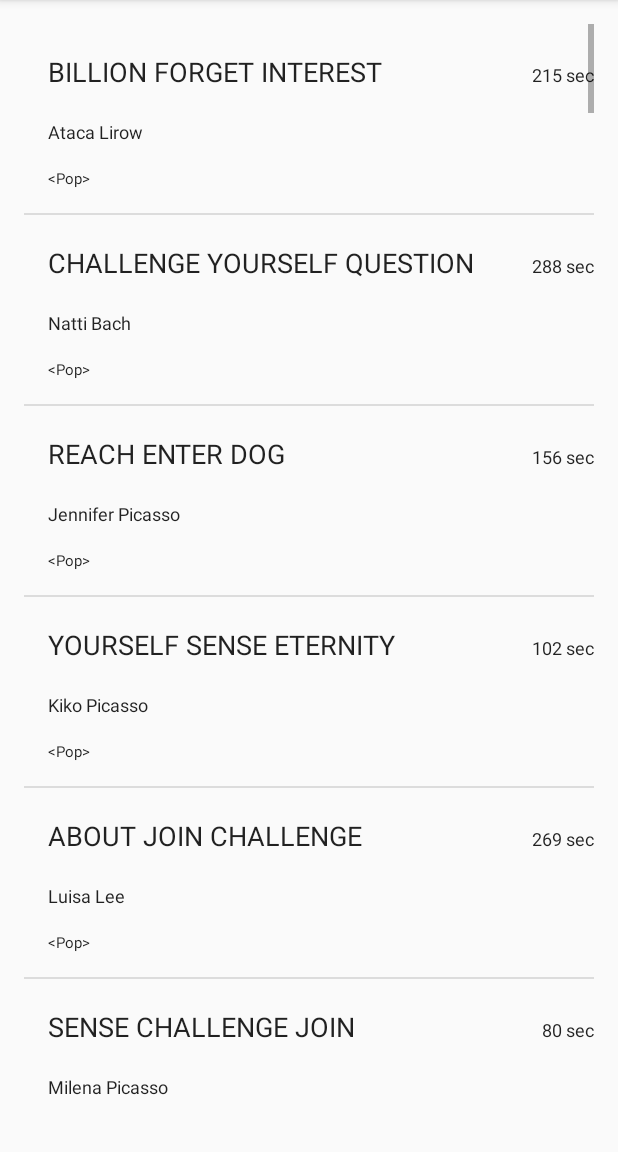
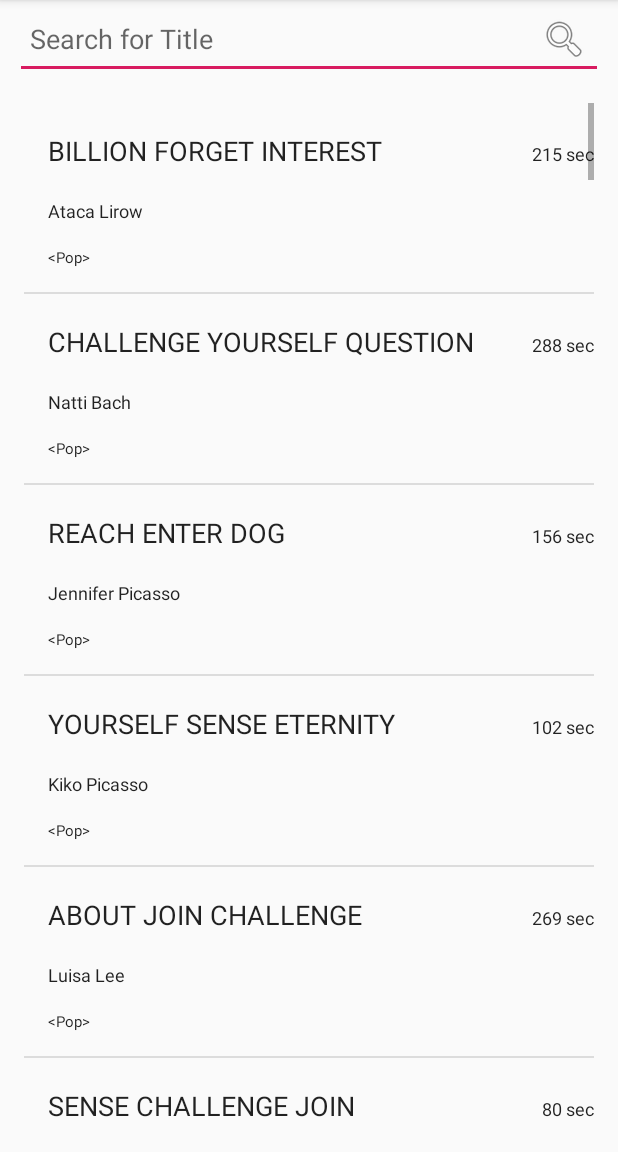
Before and after one commit to tomaszkolonko/AndroidBasic_MusicPlayer, an Android app: the screen it shows after launch (ListSongsActivity), after a tap on "Pop", on a phone screen of 412 x 824 dp, the part 84-1236 px from its top. Run offline under Robolectric (Android 15) with nearby library versions, the phone set to English and light mode, and no system bars.

Commit message:
Added PlayView, SearchBar and did some refactoring

```diff
--- a/app/src/main/AndroidManifest.xml
+++ b/app/src/main/AndroidManifest.xml
@@ -9,7 +9,8 @@
         android:roundIcon="@mipmap/ic_launcher_round"
         android:supportsRtl="true"
         android:theme="@style/AppTheme">
-        <activity android:name=".ListSongsActivity"></activity>
+        <activity android:name=".PlaySongActivity"></activity>
+        <activity android:name=".ListSongsActivity" />
         <activity android:name=".Main2Activity" />
         <activity android:name=".PopActivity" />
         <activity android:name=".MainActivity">
--- a/app/src/main/java/com/example/android/androidbasicsmusicplayer/ListSongsActivity.java
+++ b/app/src/main/java/com/example/android/androidbasicsmusicplayer/ListSongsActivity.java
@@ -3,30 +3,48 @@ package com.example.android.androidbasicsmusicplayer;
 import androidx.appcompat.app.AppCompatActivity;
 
 import android.os.Bundle;
+import android.view.View;
 import android.widget.ListView;
+import android.widget.TextView;
+import android.widget.Toast;
 
 import java.util.ArrayList;
 import java.util.stream.Collectors;
 
 public class ListSongsActivity extends AppCompatActivity {
 
+    private ArrayList<Song> listOfSongs = SongContainer.getListOfSongs();
+
     @Override
     protected void onCreate(Bundle savedInstanceState) {
         super.onCreate(savedInstanceState);
         setContentView(R.layout.song_list_container);
 
-        ArrayList<Song> listOfSongs = SongContainer.getListOfSongs();
-
-        Bundle extras = getIntent().getExtras();
-        if(extras != null && extras.getString("Genre") != null) {
-            String genre = extras.getString("Genre");
-            listOfSongs = listOfSongs.stream()
-                    .filter((Song song) -> song.getGenre().equals(genre))
-                    .collect(Collectors.toCollection(ArrayList::new));
-        }
+        adaptListOfSongsToCategoryChosenByUser();
 
         SongAdapter songAdapter = new SongAdapter(this, listOfSongs);
         ListView listView = findViewById(R.id.songListContainer);
         listView.setAdapter(songAdapter);
+
+        // addOnClickListenerToSearchField(listOfSongs);
+    }
+
+    /**
+     * This method checks what genre has been clicked on and returns the
+     * corresponding list of Songs, if the "random" button has been clicked
+     * the whole list of all songs will be used.
+     *
+     * @return
+     */
+    private void adaptListOfSongsToCategoryChosenByUser() {
+        Bundle extras = getIntent().getExtras();
+        if (extras != null && extras.getString("Genre") != null) {
+            if (!extras.getString("Genre").equalsIgnoreCase("random")) {
+                String genre = extras.getString("Genre");
+                listOfSongs = listOfSongs.stream()
+                        .filter((Song song) -> song.getGenre().equals(genre))
+                        .collect(Collectors.toCollection(ArrayList::new));
+            }
+        }
     }
 }
--- a/app/src/main/java/com/example/android/androidbasicsmusicplayer/MainActivity.java
+++ b/app/src/main/java/com/example/android/androidbasicsmusicplayer/MainActivity.java
@@ -15,26 +15,10 @@ public class MainActivity extends AppCompatActivity {
         super.onCreate(savedInstanceState);
         setContentView(R.layout.activity_main);
 
-        SongGenerator songGenerator = new SongGenerator();
-
+        // find the correct view, create the custom adapter and set it on the view
         final GridView gridView = findViewById(R.id.categoryGridView);
-
         GenreAdapter adapter = new GenreAdapter(this, SongGenerator.getListOfGenre());
         gridView.setAdapter(adapter);
 
-
-//        gridView.setOnClickListener(new View.OnClickListener() {
-//            @Override
-//            public void onClick(View v) {
-//                switch(v.getId()) {
-//                    case(1):
-//                        Intent intent = new Intent(MainActivity.this, PopActivity.class);
-//                        startActivity(intent);
-//
-//                        Toast.makeText(gridView.getContext(), "ID = 1", Toast.LENGTH_LONG).show();
-//                }
-//            }
-//        });
-
     }
 }
--- a/app/src/main/res/layout/song_list_container.xml
+++ b/app/src/main/res/layout/song_list_container.xml
@@ -1,11 +1,29 @@
 <?xml version="1.0" encoding="utf-8"?>
-<ListView xmlns:android="http://schemas.android.com/apk/res/android"
+<LinearLayout xmlns:android="http://schemas.android.com/apk/res/android"
     xmlns:tools="http://schemas.android.com/tools"
-    android:id="@+id/songListContainer"
     android:layout_width="match_parent"
     android:layout_height="match_parent"
-    android:orientation="vertical"
-    android:padding="16dp"
-    tools:context=".ListSongsActivity">
+    android:orientation="vertical" >
 
-</ListView>
+    <EditText
+        android:id="@+id/searchFieldSongContainer"
+        android:layout_width="match_parent"
+        android:layout_height="wrap_content"
+        android:layout_marginLeft="10dp"
+        android:layout_marginRight="10dp"
+        android:paddingStart="10dp"
+        android:paddingEnd="10dp"
+        android:maxLines="1"
+        android:inputType="text"
+        android:hint="Search for Title"
+        android:drawableEnd="@android:drawable/ic_menu_search" />
+
+    <ListView
+        android:id="@+id/songListContainer"
+        android:layout_width="match_parent"
+        android:layout_height="match_parent"
+        android:orientation="vertical"
+        android:padding="16dp"
+        tools:context=".ListSongsActivity">
+    </ListView>
+</LinearLayout>
```
Also changed, not shown: app/src/main/java/com/example/android/androidbasicsmusicplayer/PlaySongActivity.java (added, +14 -0 lines), app/src/main/res/layout/activity_main.xml (+17 -0 lines), app/src/main/res/layout/activity_play_song.xml (added, +8 -0 lines).
